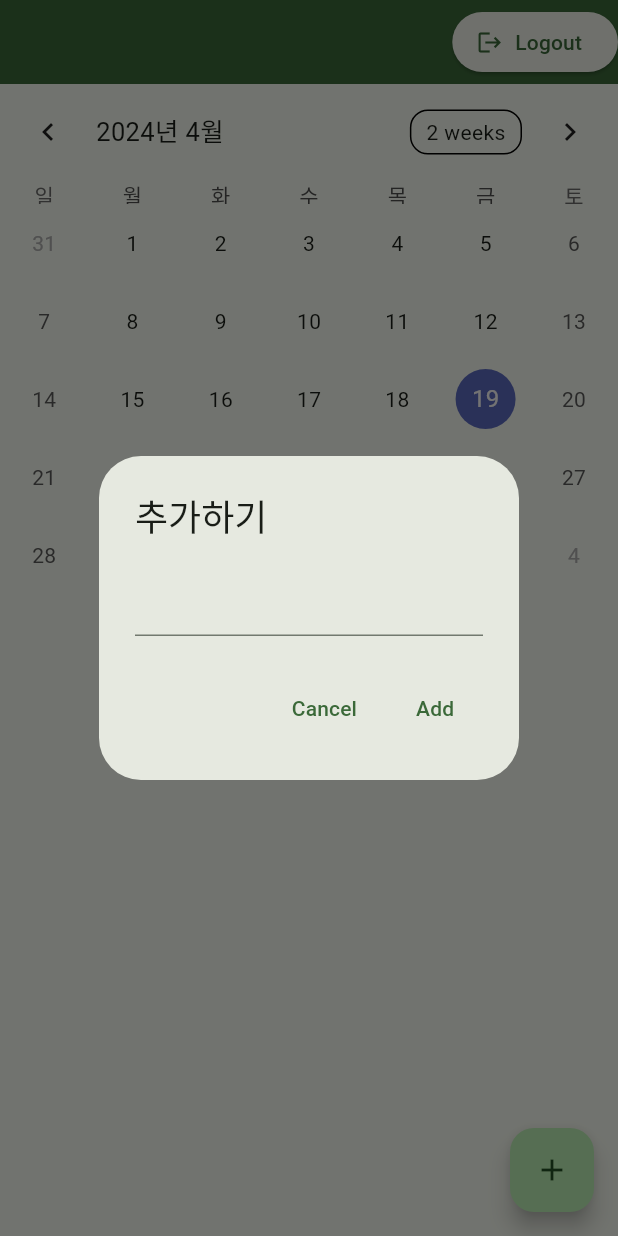
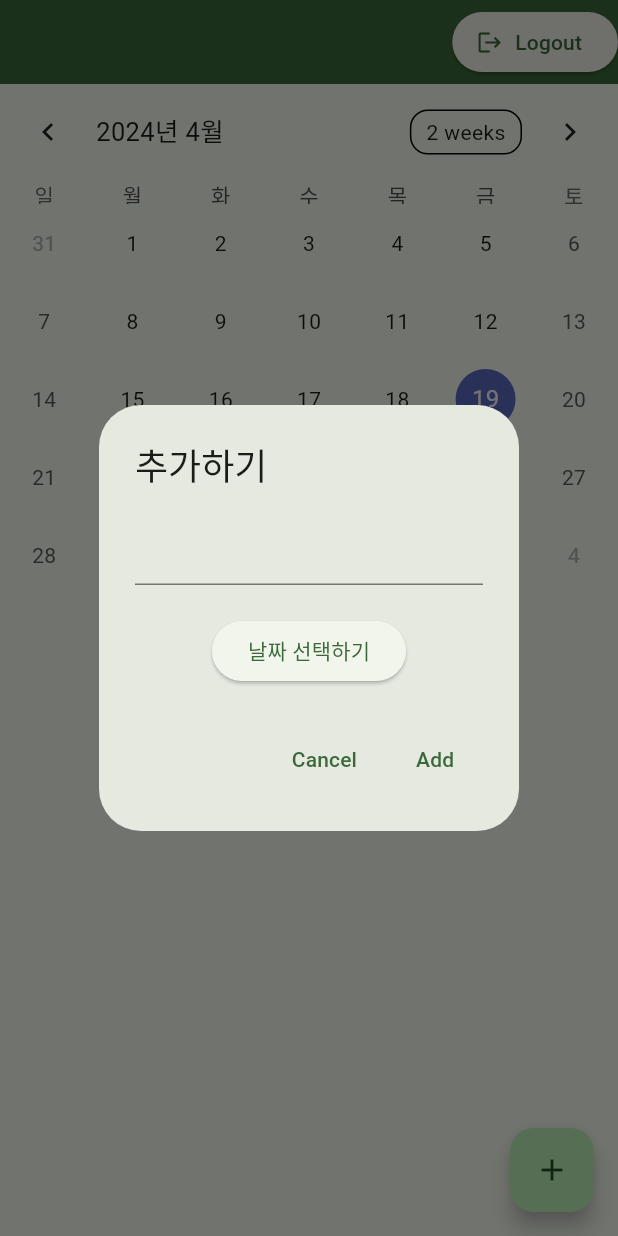
Before and after one commit to SungWonSong/DailyTasks, a Flutter app: the screen it shows once a user with an empty profile is signed in, after a tap on the "add" icon, on a phone screen of 412 x 824 dp. Run offline on Flutter 3.47's test engine with Material 3 defaults, Android fonts, the phone set to English and light mode, and no system bars; drawn by our look-alikes of table_calendar; our stand-ins replace cloud_firestore, firebase_auth, firebase_core; accounts and stored records are empty.

Commit message:
<widget> table_calendar 오류 찾아서 수정 / 날짜 선택 창 띄우기 가능(ㅇ)

```diff
--- a/lib/common/daily_todo.dart
+++ b/lib/common/daily_todo.dart
@@ -1,11 +1,15 @@
 import 'package:flutter/material.dart';
+import 'dart:core';
+import 'package:cloud_firestore/cloud_firestore.dart';
 
 class DailyTodo {
-  DailyTodo({required this.id, required this.task, required this.email});
-
   final String id;
   final String task;
   final String email;
+  final DateTime date;
 
-  Map<String, dynamic> toMap() => {"id":id, "task":task, "email": email };
+  DailyTodo({required this.id, required this.task, required this.email, required this.date});
+
+
+  Map<String, dynamic> toMap() => {"id":id, "task":task, "email": email, 'date':Timestamp.fromDate(date),};
 }
--- a/lib/common/table_calendar.dart
+++ b/lib/common/table_calendar.dart
@@ -11,13 +11,14 @@ class tableCalendarScreen extends StatefulWidget {
 
   @override
   _tableCalendarScreenState createState() => _tableCalendarScreenState();
+
 }
-
 // 상태 관리 클래스를 생성합니다.
 class _tableCalendarScreenState extends State<tableCalendarScreen> {
   // focusedDay를 위한 상태 변수를 선언합니다.
   DateTime _focusedDay = DateTime.now();
   DateTime _selectedDay = DateTime.now();
+  DateTime? selectedDate;
   List<DailyTodo> todos = [];
 
   Future<void> onAddOrUpdateTap({required String? email}) async {
@@ -33,27 +34,55 @@ class _tableCalendarScreenState extends State<tableCalendarScreen> {
             // MainAxisSize.min => 해당 축의 크기를 자식들이 차지하는 공간에 맞추도록 한다
             children: [
               TextField(
-                controller: taskController ,
-              )
+                controller: taskController,
+              ),
+              SizedBox(height: 20),
+              ElevatedButton(onPressed: () async {
+                final DateTime? picked = await showDatePicker(
+                    context: context,
+                    initialDate: DateTime.now(),
+                    firstDate: DateTime(2000),
+                    lastDate: DateTime(2100)
+                );
+                if (picked != null) {
+                  setState(() {
+                    selectedDate = picked;
+                  });
+                }
+              },
+                child: Text('날짜 선택하기'),
+              ),
+              if (selectedDate != null)
+                Text('선택된 날짜: ${selectedDate.toString().split(' ')[0]}'),
             ],
           ),
           actions: [
-            TextButton(onPressed:() => Navigator.of(context).pop(), child: Text("Cancel"),),
+            TextButton(onPressed: () =>
+                Navigator.of(context).pop()
+              , child: Text("Cancel"),),
             TextButton(onPressed: () async {
+              if (selectedDate != null) {
                 DailyTodo newTodo = DailyTodo(
                   id: '',
                   task: taskController.text,
+                  date: selectedDate!,
                   email: email!,
                 );
-              newTodo = await DataInFireStore.addEntryWithAutogeneratedId("mydata", newTodo);
+                newTodo = await DataInFireStore.addEntryWithAutogeneratedId(
+                    "mydata", newTodo);
                 setState(() {
                   todos.add(newTodo);
                 });
                 Navigator.of(context).pop();
-            }, child: Text("Add"), ),
+              } else {
+                print("날짜를 선택해주세요.");
+              }
+            },
+              child: Text("Add"),
+            ),
           ],
         );
-      }
+      },
     );
   }
 
@@ -102,13 +131,13 @@ class _tableCalendarScreenState extends State<tableCalendarScreen> {
       ),
       floatingActionButton: FloatingActionButton(
         child: Icon(Icons.add),
-        onPressed: () => onAddOrUpdateTap(email: userProvider.user?.email ?? ''),
+        onPressed: () =>
+            onAddOrUpdateTap(email: userProvider.user?.email ?? ''),
       ),
     );
+  }
 }
 
 bool isSameDay(DateTime a, DateTime b) {
   return a.year == b.year && a.month == b.month && a.day == b.day;
 }
-
-}
--- a/lib/firebase/firebase_firestore.dart
+++ b/lib/firebase/firebase_firestore.dart
@@ -14,6 +14,7 @@ class DataInFireStore {
         task : doc.data()['task'],
         //id외의 data는 doc.data()['명칭']을 사용해야 data를 가져올 수 있다.
         email : email,
+        date: (doc.data()['date'] as Timestamp).toDate(),
       );
     }).toList();
 
@@ -27,7 +28,8 @@ class DataInFireStore {
     DailyTodo newTodo = DailyTodo(
       id: docRef.id,
       task: todo.task,
-      email: todo.email
+      email: todo.email,
+      date: todo.date,
     );
     return newTodo;
   }
```
Lines whose indentation alone changed are shown as unchanged.
